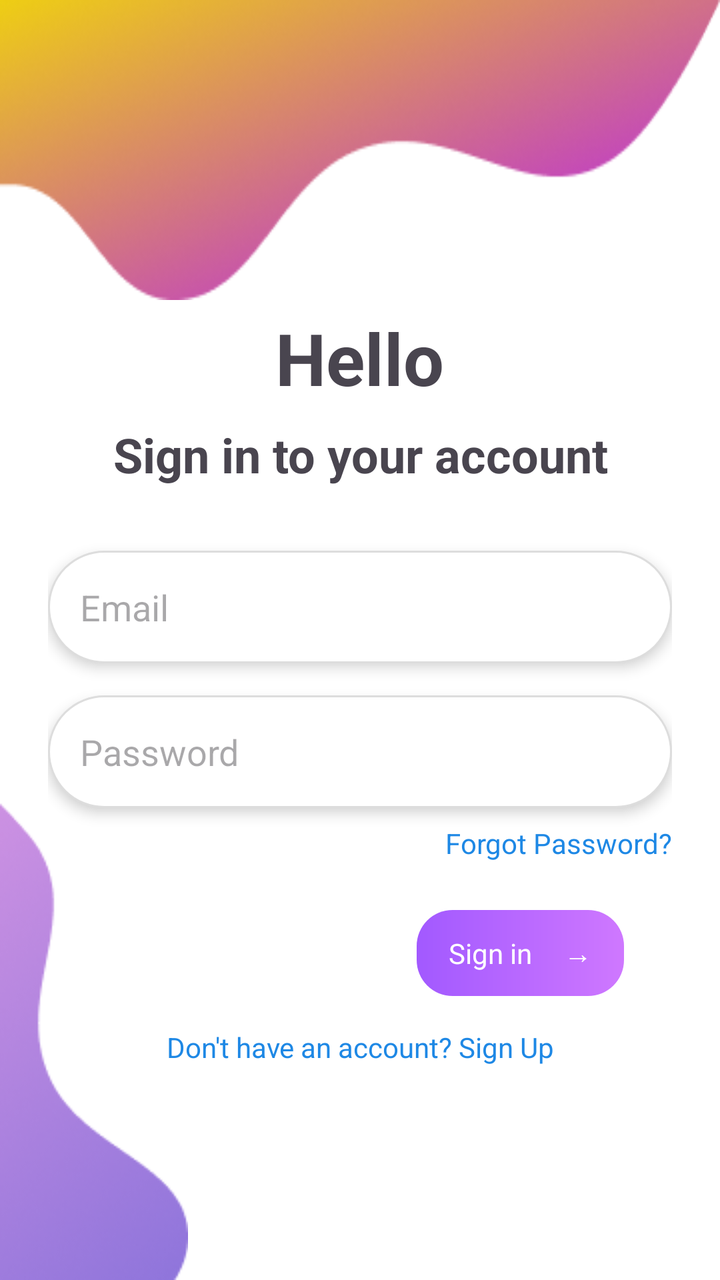
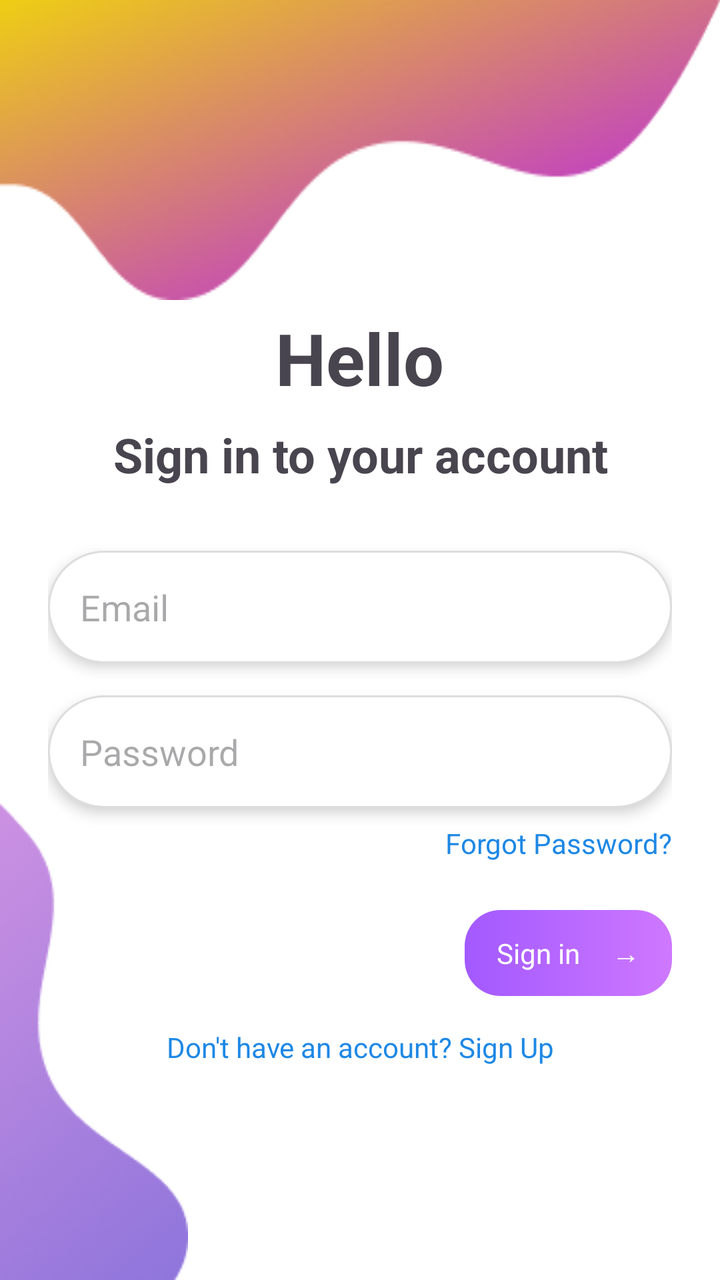

The first picture is an Android layout as it rendered before a commit; the second is the same layout after the commit. The layout source and the unified diff follow.
<!-- AndroidManifest.xml: application theme Theme.Detect -->
<!-- res/layout/activity_sign_in.xml -->
<?xml version="1.0" encoding="utf-8"?>
<RelativeLayout xmlns:android="http://schemas.android.com/apk/res/android"
    android:id="@+id/sign_in_layout"
    android:layout_width="match_parent"
    android:layout_height="match_parent"
    android:background="#FFFFFF">

    
    <ImageView
        android:id="@+id/vector1"
        android:layout_width="match_parent"
        android:layout_height="150dp"
        android:layout_alignParentStart="true"
        android:layout_alignParentTop="true"
        android:scaleType="fitXY"
        android:src="@drawable/vector1" />

    
    <ImageView
        android:id="@+id/vector2"
        android:layout_width="wrap_content"
        android:layout_height="wrap_content"
        android:layout_alignParentStart="true"
        android:layout_alignParentBottom="true"
        android:scaleType="fitXY"
        android:src="@drawable/vector2" />

    
    <ScrollView
        android:layout_width="match_parent"
        android:layout_height="wrap_content"
        android:layout_centerVertical="true"
        android:layout_alignParentStart="true"
        android:layout_alignParentEnd="true"
        android:fillViewport="true">

        <LinearLayout
            android:layout_width="match_parent"
            android:layout_height="wrap_content"
            android:orientation="vertical"
            android:padding="24dp"
            android:gravity="center_horizontal">

            <TextView
                android:id="@+id/loginTitle"
                android:layout_width="wrap_content"
                android:layout_height="wrap_content"
                android:layout_marginTop="48dp"
                android:gravity="center"
                android:text="Hello"
                android:textSize="36dp"
                android:textStyle="bold" />

            <TextView
                android:id="@+id/loginTitle2"
                android:layout_width="wrap_content"
                android:layout_height="wrap_content"
                android:layout_marginTop="8dp"
                android:gravity="center"
                android:text="Sign in to your account"
                android:textSize="24dp"
                android:textStyle="bold" />

            <EditText
                android:id="@+id/et_signin_email"
                android:layout_width="match_parent"
                android:layout_height="wrap_content"
                android:layout_marginTop="32dp"
                android:background="@drawable/rounded_edittext"
                android:elevation="4dp"
                android:hint="Email"
                android:inputType="textEmailAddress"
                android:padding="16dp" />

            <EditText
                android:id="@+id/et_signin_password"
                android:layout_width="match_parent"
                android:layout_height="wrap_content"
                android:layout_marginTop="16dp"
                android:background="@drawable/rounded_edittext"
                android:elevation="4dp"
                android:hint="Password"
                android:inputType="textPassword"
                android:padding="16dp" />

            <TextView
                android:id="@+id/forgotPassword"
                android:layout_width="wrap_content"
                android:layout_height="wrap_content"
                android:layout_marginTop="8dp"
                android:layout_gravity="end"
                android:text="Forgot Password?"
                android:textColor="#1E88E5"
                android:textSize="14dp" />

            
            <LinearLayout
                android:id="@+id/btn_signin_signin"
                android:layout_width="wrap_content"
                android:layout_height="43dp"
                android:layout_marginTop="24dp"
                android:layout_gravity="end"
                android:layout_marginEnd="24dp"
                android:background="@drawable/gradient_button"
                android:clickable="true"
                android:focusable="true"
                android:gravity="center_vertical"
                android:orientation="horizontal"
                android:paddingStart="16dp"
                android:paddingEnd="16dp">

                <TextView
                    android:id="@+id/signInText"
                    android:layout_width="wrap_content"
                    android:layout_height="wrap_content"
                    android:paddingEnd="8dp"
                    android:text="Sign in"
                    android:textColor="#FFFFFF"
                    android:textSize="14sp" />

                <TextView
                    android:id="@+id/signInArrow"
                    android:layout_width="wrap_content"
                    android:layout_height="wrap_content"
                    android:paddingStart="8dp"
                    android:text="→"
                    android:textColor="#FFFFFF"
                    android:textSize="14dp" />
            </LinearLayout>

            <TextView
                android:id="@+id/tv_signin_signup"
                android:layout_width="wrap_content"
                android:layout_height="wrap_content"
                android:layout_marginTop="16dp"
                android:gravity="center"
                android:text="Don't have an account? Sign Up"
                android:textColor="#1E88E5"
                android:textSize="14dp" />

        </LinearLayout>
    </ScrollView>
</RelativeLayout>
<!-- resources referenced by this layout -->
<resources>
  <!-- drawable gradient_button (drawable) -->
  <?xml version="1.0" encoding="utf-8"?>
  <shape xmlns:android="http://schemas.android.com/apk/res/android"
      android:shape="rectangle">
      <gradient
          android:startColor="#A259FF"
          android:endColor="#CF78FF"
          android:angle="0" />
      <corners android:radius="18dp" />
  </shape>
  <!-- drawable rounded_edittext (drawable) -->
  <?xml version="1.0" encoding="utf-8"?>
  <shape xmlns:android="http://schemas.android.com/apk/res/android"
      android:shape="rectangle">
      <solid android:color="#FFFFFF" />
      <corners android:radius="1000dp" />
      <padding
          android:left="12dp"
          android:top="12dp"
          android:right="12dp"
          android:bottom="12dp" />
      <stroke
          android:width="1dp"
          android:color="#DDDDDD" />
  </shape>
  <!-- drawable vector1: png bitmap (drawable, 30814 bytes) -->
  <!-- drawable vector2: png bitmap (drawable, 12980 bytes) -->
  <style name="Theme.Detect" parent="Base.Theme.Detect" />
  <style name="Base.Theme.Detect" parent="Theme.Material3.DayNight.NoActionBar">
          
          
      </style>
</resources>

<!-- the commit's change to res/layout/activity_sign_in.xml (unified diff, before → after) -->
@@ -100,7 +100,6 @@
                 android:layout_height="43dp"
                 android:layout_marginTop="24dp"
                 android:layout_gravity="end"
-                android:layout_marginEnd="24dp"
                 android:background="@drawable/gradient_button"
                 android:clickable="true"
                 android:focusable="true"
